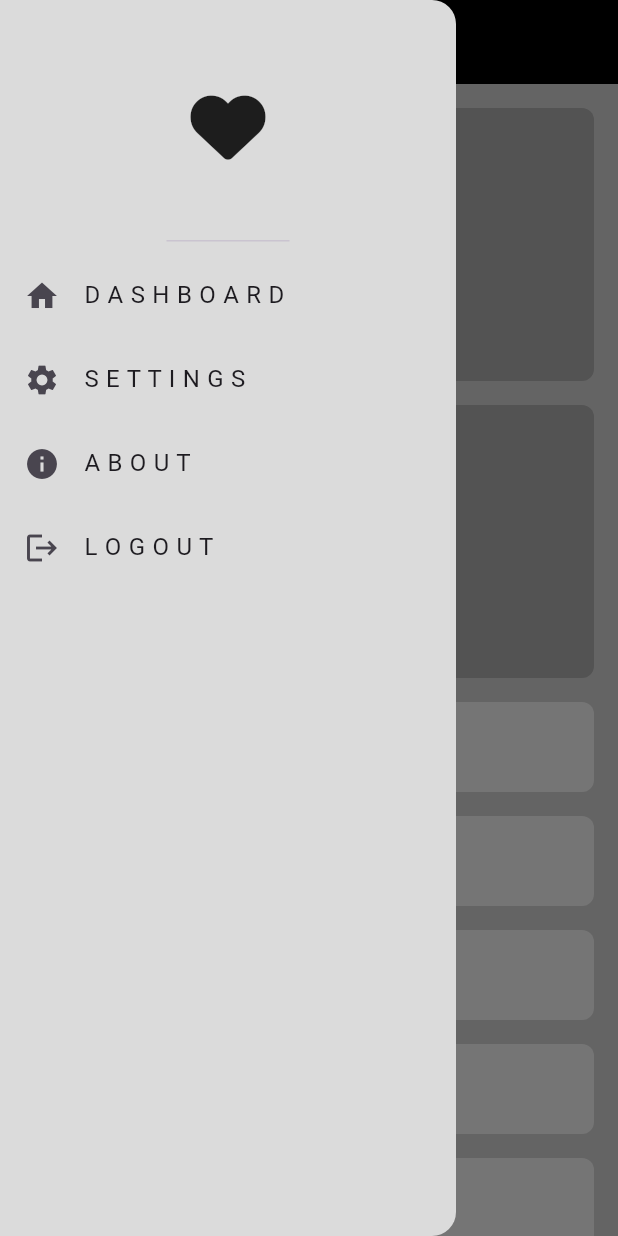
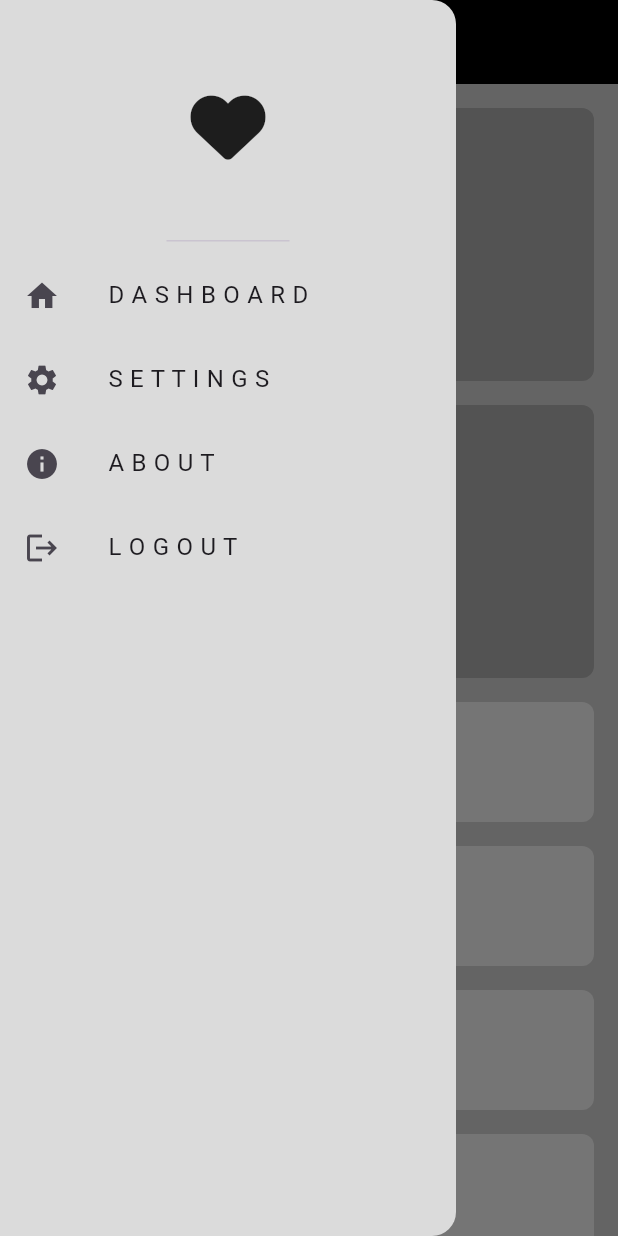
Before and after one commit to Omar-Tmam/Flutter-Projects-no.2, a Flutter app: the screen it shows after launch, with the side drawer open, on a phone screen of 412 x 824 dp. Run offline on Flutter 3.47's test engine with Material 3 defaults, Android fonts, the phone set to English and light mode, and no system bars; our stand-ins replace bloc, cached_network_image, dartz, dio, equatable, flutter_bloc and 7 more.

```diff
--- a/adaptive_app/lib/views/home_view.dart
+++ b/adaptive_app/lib/views/home_view.dart
@@ -10,25 +10,29 @@ class HomeView extends StatefulWidget {
 }
 
 class _HomeViewState extends State<HomeView> {
-  GlobalKey<ScaffoldState> scaffoldKey = GlobalKey();// Scaffold key to control the drawer
+  GlobalKey<ScaffoldState> scaffoldKey =
+      GlobalKey(); // Scaffold key to control the drawer
   @override
   Widget build(BuildContext context) {
     return Scaffold(
       key: scaffoldKey, // Assign the scaffold key to the Scaffold widget
       drawer: CustomDrawer(),
       backgroundColor: Color(0xffdbdbdb),
-      appBar: AppBar(
+      appBar: MediaQuery.sizeOf(context).width - 32 < 900
+          ? AppBar(
               backgroundColor: Colors.black,
               leading: GestureDetector(
                 onTap: () {
-            scaffoldKey.currentState?.openDrawer(); // Open the drawer when the menu icon is tapped
+                  scaffoldKey.currentState
+                      ?.openDrawer(); // Open the drawer when the menu icon is tapped
                 },
                 child: Icon(
                   Icons.menu,
                   color: Colors.white,
                 ),
               ),
-      ),
+            )
+          : null,
       body: HomeViewBody(),
     );
   }
--- a/adaptive_app/lib/widgets/custom_drawer_item.dart
+++ b/adaptive_app/lib/widgets/custom_drawer_item.dart
@@ -9,7 +9,10 @@ class CustomDrawerItem extends StatelessWidget {
   Widget build(BuildContext context) {
     return ListTile(
       leading: Icon(drawerItemModel.icon),
-      title: Text(drawerItemModel.title),
+      title: Padding(
+        padding: const EdgeInsets.only(left: 16.0),
+        child: Text(drawerItemModel.title),
+      ),
     );
   }
 }
--- a/adaptive_app/lib/widgets/custom_item.dart
+++ b/adaptive_app/lib/widgets/custom_item.dart
@@ -3,13 +3,14 @@ import 'package:flutter/material.dart';
 class CustomItem extends StatelessWidget {
   const CustomItem({
     super.key,
+    this.color,
   });
-
+  final Color? color;
   @override
   Widget build(BuildContext context) {
     return Container(
       decoration: BoxDecoration(
-        color: Color(0xffb4b4b4),
+        color: color ?? Color(0xffb4b4b4),
         borderRadius: BorderRadius.circular(8),
       ),
     );
--- a/adaptive_app/lib/widgets/custom_item_2.dart
+++ b/adaptive_app/lib/widgets/custom_item_2.dart
@@ -6,7 +6,7 @@ class CustomItem2 extends StatelessWidget {
   @override
   Widget build(BuildContext context) {
     return Container(
-      height: 60,
+      height: 80,
       decoration: BoxDecoration(
         color: Colors.white,
         borderRadius: BorderRadius.circular(8),
--- a/adaptive_app/lib/widgets/custom_list.dart
+++ b/adaptive_app/lib/widgets/custom_list.dart
@@ -8,7 +8,7 @@ class CustomList extends StatelessWidget {
   Widget build(BuildContext context) {
     return SliverToBoxAdapter(
       child: SizedBox(
-        height: 100,
+        height: 160,
         child: ListView.builder(
             scrollDirection: Axis.horizontal,
             itemCount: 10,
--- a/adaptive_app/lib/widgets/home_view_body.dart
+++ b/adaptive_app/lib/widgets/home_view_body.dart
@@ -1,6 +1,4 @@
-import 'package:adaptive_app/widgets/custom_list.dart';
-import 'package:adaptive_app/widgets/custom_list_view.dart';
-import 'package:adaptive_app/widgets/custom_sliver_grid.dart';
+
 import 'package:adaptive_app/widgets/desktop_layout.dart';
 import 'package:adaptive_app/widgets/mobile_layout.dart';
 import 'package:adaptive_app/widgets/tablet_layout.dart';
```
Also changed, not shown: adaptive_app/lib/widgets/custom_desktop_widget.dart (added, +23 -0 lines), adaptive_app/lib/widgets/desktop_layout.dart (+20 -1 lines). Lines whose indentation alone changed are shown as unchanged.
